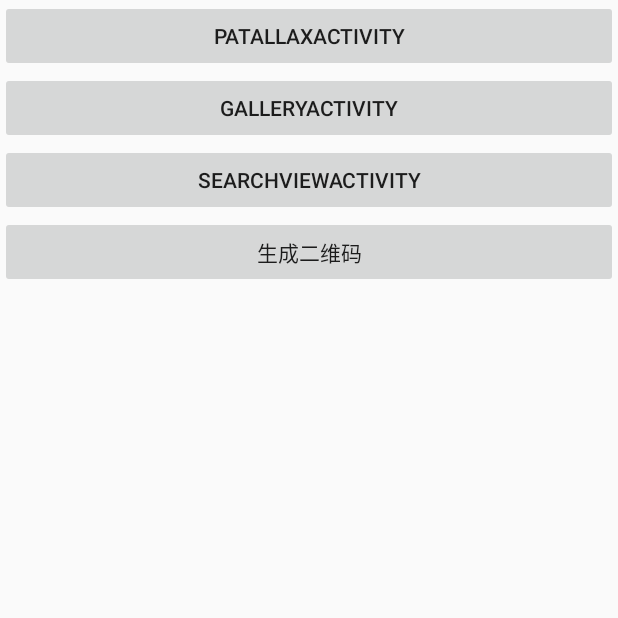
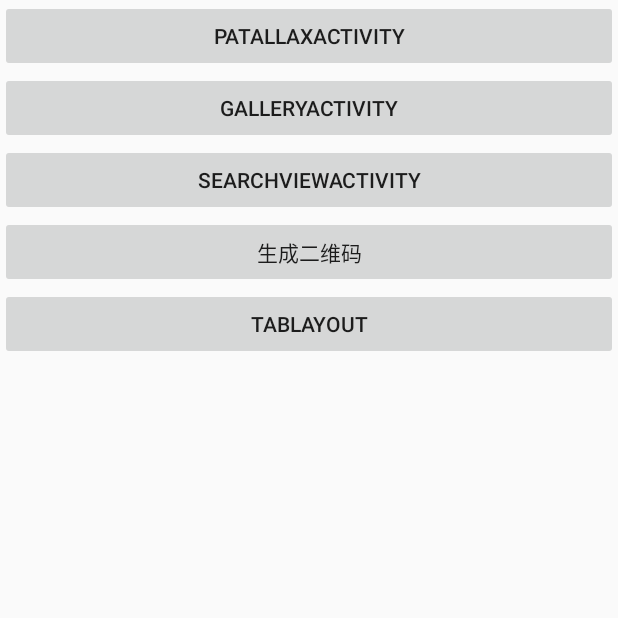
Before and after one commit to lakewave/MyDemo, an Android app: the screen it shows after launch (MainActivity), on a phone screen of 412 x 824 dp, the top half of it. Run offline under Robolectric (Android 15) with nearby library versions, the phone set to English and light mode, and no system bars.

Commit message:
TabLayout

```diff
--- a/app/build.gradle
+++ b/app/build.gradle
@@ -22,7 +22,9 @@ android {
 dependencies {
     compile fileTree(include: ['*.jar'], dir: 'libs')
     testCompile 'junit:junit:4.12'
-    compile 'com.android.support:appcompat-v7:23.4.0'
+    compile 'com.android.support:appcompat-v7:23.1.1'
+    compile 'com.android.support:design:23.1.1'
+    compile 'com.android.support:support-v4:23.1.1'
     compile files('libs/nineoldandroids-2.4.0.jar')
     compile files('libs/zxing.jar')
 }
--- a/app/src/main/AndroidManifest.xml
+++ b/app/src/main/AndroidManifest.xml
@@ -28,7 +28,8 @@
         <activity android:name=".gallery.GalleryActivity" />
         <activity android:name=".SearchViewActivity" />
         <activity android:name=".QRCodeActivity" />
-        <activity android:name=".LocateActivity"></activity>
+        <activity android:name=".LocateActivity" />
+        <activity android:name=".TabActivity"></activity>
     </application>
 
 </manifest>
--- a/app/src/main/java/com/ghb/mydemo/MainActivity.java
+++ b/app/src/main/java/com/ghb/mydemo/MainActivity.java
@@ -35,6 +35,8 @@ public class MainActivity extends AppCompatActivity implements View.OnClickListe
         Button btn4 = (Button) findViewById(R.id.btn4);
         btn4.setText("生成二维码");
         btn4.setOnClickListener(this);
+        Button btn5 = (Button) findViewById(R.id.btn5);
+        btn5.setOnClickListener(this);
 
     }
 
@@ -54,6 +56,9 @@ public class MainActivity extends AppCompatActivity implements View.OnClickListe
             case R.id.btn4:
                 startActivity(new Intent(this, QRCodeActivity.class));
                 break;
+            case R.id.btn5:
+                startActivity(new Intent(this, TabActivity.class));
+                break;
         }
     }
 }
--- a/app/src/main/res/layout/activity_main.xml
+++ b/app/src/main/res/layout/activity_main.xml
@@ -25,4 +25,9 @@
         android:layout_width="match_parent"
         android:layout_height="wrap_content"
         android:text="生成二维码"/>
+    <Button
+        android:id="@+id/btn5"
+        android:layout_width="match_parent"
+        android:layout_height="wrap_content"
+        android:text="TabLayout"/>
 </LinearLayout>
```
Also changed, not shown: app/src/main/res/layout/activity_tab.xml (added, +21 -0 lines), app/src/main/res/values/colors.xml (+11 -0 lines).
